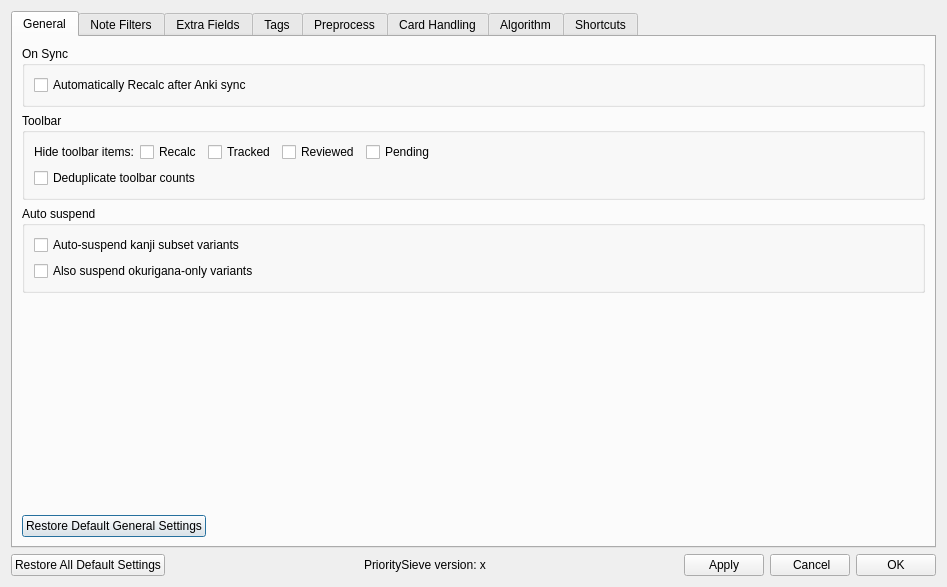
Before: the Qt Designer form prioritysieve/ui/settings_dialog.ui in travv0/prioritysieve, drawn with Qt 5.
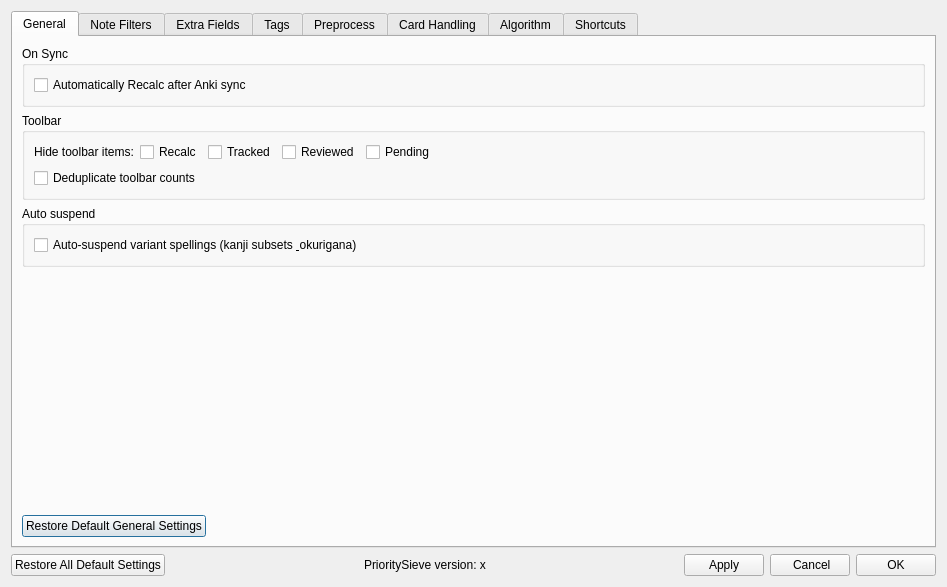
After: the same form once the commit is applied.

Commit message: Merge variant auto-suspend options

What changed in the file:
```diff
--- a/prioritysieve/ui/settings_dialog.ui
+++ b/prioritysieve/ui/settings_dialog.ui
@@ -138,14 +138,7 @@
            <item>
            <widget class="QCheckBox" name="autoSuspendKanjiSubsetCheckBox">
             <property name="text">
-             <string>Auto-suspend kanji subset variants</string>
-            </property>
-           </widget>
-          </item>
-          <item>
-           <widget class="QCheckBox" name="autoSuspendOkuriganaVariantsCheckBox">
-            <property name="text">
-             <string>Also suspend okurigana-only variants</string>
+             <string>Auto-suspend variant spellings (kanji subsets &amp; okurigana)</string>
             </property>
            </widget>
           </item>
```
The commit also changes 9 other files.
